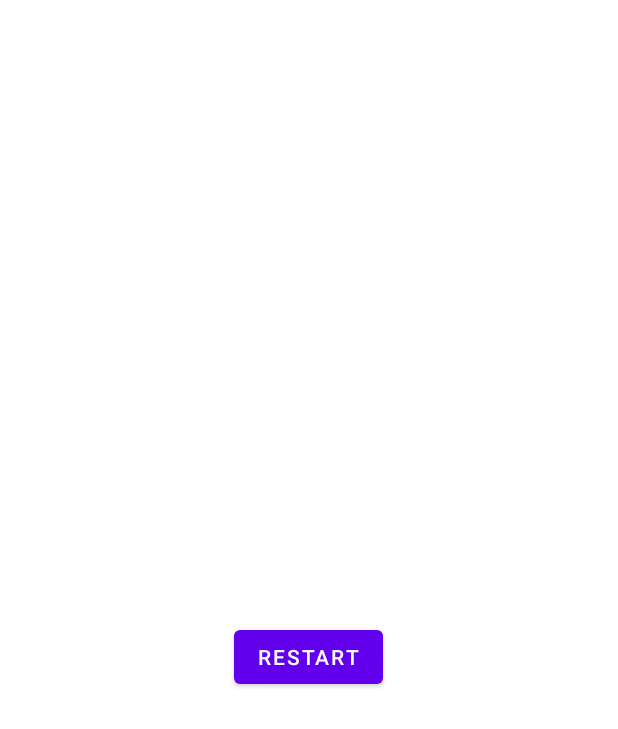
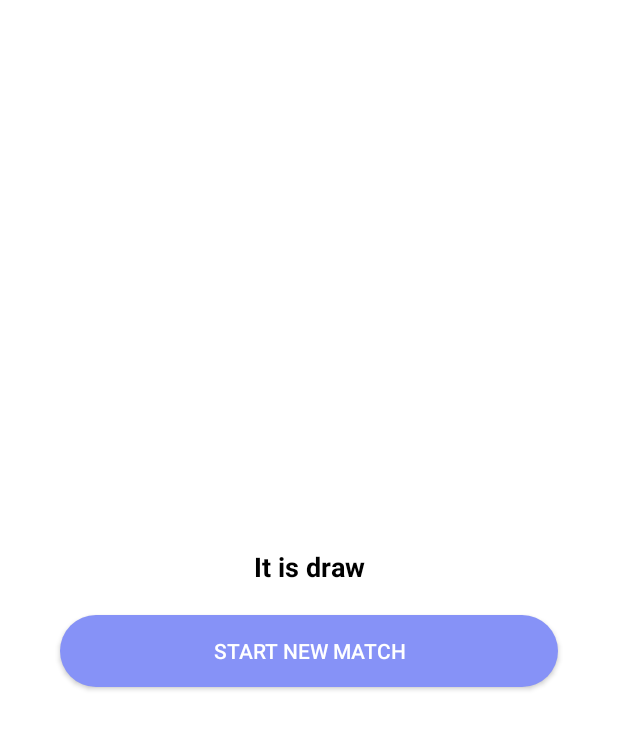
Before and after one commit to hylansilvadev/tik-tak-toe-unicap-sin-2024.1, an Android app: the layout dialog_result.xml on its own in the app's theme, with its tools: preview values and no code run, on a phone screen of 412 x 824 dp. Shown: the top 729 px of the screen. Run offline under Robolectric (Android 15) with nearby library versions, the phone set to English and light mode, and no system bars.

```diff
--- a/app/src/main/java/com/unicap/sin2022b/tictactoeunicap20241/ResultDialog.java
+++ b/app/src/main/java/com/unicap/sin2022b/tictactoeunicap20241/ResultDialog.java
@@ -23,8 +23,8 @@ public class ResultDialog extends Dialog {
         super.onCreate(savedInstanceState);
         setContentView(R.layout.dialog_result);
 
-        resultText = findViewById(R.id.resultText);
-        restartButton = findViewById(R.id.restartButton);
+        resultText = findViewById(R.id.messageTV);
+        restartButton = findViewById(R.id.startNewBtn);
 
         resultText.setText(message);
 
--- /dev/null
+++ b/app/src/main/res/drawable/round_back_blue_100.xml
@@ -0,0 +1,7 @@
+<?xml version="1.0" encoding="utf-8"?>
+<shape xmlns:android="http://schemas.android.com/apk/res/android"
+    android:shape="rectangle">
+
+    <solid android:color="@color/lavender"/>
+    <corners android:radius="100dp"/>
+</shape>
--- a/app/src/main/res/layout/dialog_result.xml
+++ b/app/src/main/res/layout/dialog_result.xml
@@ -6,18 +6,25 @@
     android:padding="20dp"
     android:gravity="center">
 
-    <TextView
-        android:id="@+id/resultText"
-        android:layout_width="wrap_content"
-        android:layout_height="wrap_content"
-        android:textSize="24sp"
-        android:textColor="@android:color/black"
-        android:layout_marginBottom="20dp"/>
+        <TextView
+            android:layout_width="match_parent"
+            android:layout_height="wrap_content"
+            android:gravity="center"
+            android:text="It is draw"
+            android:textSize="18sp"
+            android:textStyle="bold"
+            android:textColor="#000000"
+            android:layout_marginStart="20dp"
+            android:layout_marginEnd="20dp"
+            android:layout_marginTop="20dp"
+            android:id="@+id/messageTV"/>
 
-    <Button
-        android:id="@+id/restartButton"
-        android:layout_width="wrap_content"
-        android:layout_height="wrap_content"
-        android:text="Restart"/>
-
+        <androidx.appcompat.widget.AppCompatButton
+            android:id="@+id/startNewBtn"
+            android:layout_width="match_parent"
+            android:layout_height="wrap_content"
+            android:layout_margin="20dp"
+            android:text="Start New Match"
+            android:textColor="#FFFFFF"
+            android:background="@drawable/round_back_blue_100"/>
 </LinearLayout>
```
Also changed, not shown: app/src/main/java/com/unicap/sin2022b/tictactoeunicap20241/GameActivity.java (+109 -35 lines), app/src/main/java/com/unicap/sin2022b/tictactoeunicap20241/Service/Game.java (deleted, +0 -137 lines).
